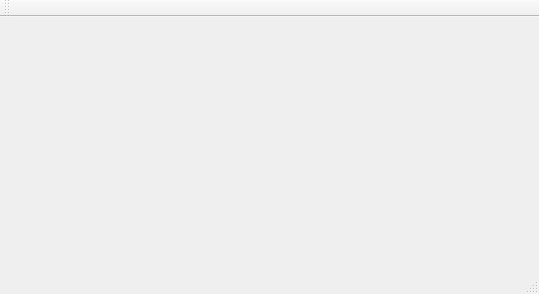
Old version of the form P_Soduko/mainwindow.ui in the repository MohamadAminA/Sudoku.
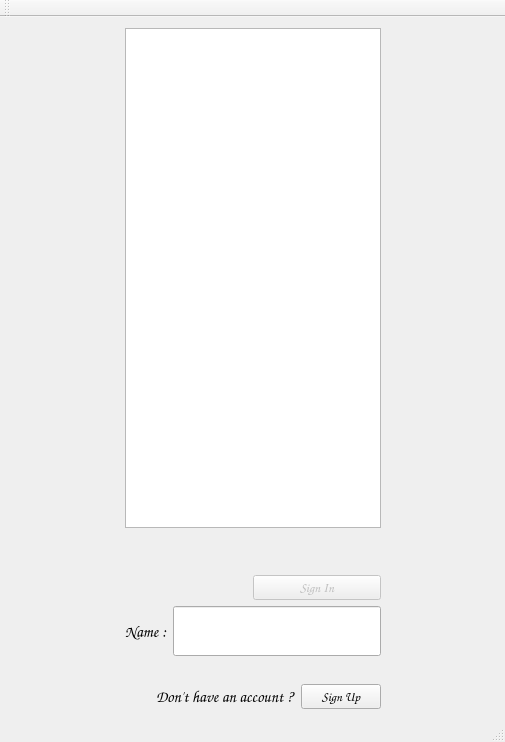
New version of the form.

```diff
--- a/P_Soduko/mainwindow.ui
+++ b/P_Soduko/mainwindow.ui
@@ -6,8 +6,8 @@
    <rect>
     <x>0</x>
     <y>0</y>
-    <width>539</width>
-    <height>294</height>
+    <width>505</width>
+    <height>742</height>
    </rect>
   </property>
   <property name="windowTitle">
@@ -16,7 +16,302 @@
   <property name="styleSheet">
    <string notr="true"/>
   </property>
-  <widget class="QWidget" name="centralWidget"/>
+  <widget class="QWidget" name="centralWidget">
+   <layout class="QVBoxLayout" name="verticalLayout">
+    <item>
+     <spacer name="verticalSpacer">
+      <property name="orientation">
+       <enum>Qt::Vertical</enum>
+      </property>
+      <property name="sizeType">
+       <enum>QSizePolicy::MinimumExpanding</enum>
+      </property>
+      <property name="sizeHint" stdset="0">
+       <size>
+        <width>20</width>
+        <height>0</height>
+       </size>
+      </property>
+     </spacer>
+    </item>
+    <item>
+     <layout class="QHBoxLayout" name="horizontalLayout_2">
+      <property name="leftMargin">
+       <number>0</number>
+      </property>
+      <property name="topMargin">
+       <number>0</number>
+      </property>
+      <property name="rightMargin">
+       <number>0</number>
+      </property>
+      <item>
+       <spacer name="horizontalSpacer">
+        <property name="orientation">
+         <enum>Qt::Horizontal</enum>
+        </property>
+        <property name="sizeType">
+         <enum>QSizePolicy::MinimumExpanding</enum>
+        </property>
+        <property name="sizeHint" stdset="0">
+         <size>
+          <width>0</width>
+          <height>20</height>
+         </size>
+        </property>
+       </spacer>
+      </item>
+      <item>
+       <layout class="QVBoxLayout" name="verticalLayout_3">
+        <property name="topMargin">
+         <number>0</number>
+        </property>
+        <item>
+         <widget class="QListWidget" name="listWidget_showAccount">
+          <property name="sizePolicy">
+           <sizepolicy hsizetype="Expanding" vsizetype="Expanding">
+            <horstretch>0</horstretch>
+            <verstretch>0</verstretch>
+           </sizepolicy>
+          </property>
+          <property name="minimumSize">
+           <size>
+            <width>0</width>
+            <height>500</height>
+           </size>
+          </property>
+          <property name="cursor" stdset="0">
+           <cursorShape>CrossCursor</cursorShape>
+          </property>
+         </widget>
+        </item>
+        <item>
+         <spacer name="verticalSpacer_3">
+          <property name="orientation">
+           <enum>Qt::Vertical</enum>
+          </property>
+          <property name="sizeHint" stdset="0">
+           <size>
+            <width>20</width>
+            <height>40</height>
+           </size>
+          </property>
+         </spacer>
+        </item>
+        <item>
+         <layout class="QHBoxLayout" name="horizontalLayout_4">
+          <property name="topMargin">
+           <number>20</number>
+          </property>
+          <item>
+           <spacer name="horizontalSpacer_3">
+            <property name="orientation">
+             <enum>Qt::Horizontal</enum>
+            </property>
+            <property name="sizeHint" stdset="0">
+             <size>
+              <width>40</width>
+              <height>20</height>
+             </size>
+            </property>
+           </spacer>
+          </item>
+          <item>
+           <widget class="QPushButton" name="pushButton_signIn">
+            <property name="enabled">
+             <bool>false</bool>
+            </property>
+            <property name="sizePolicy">
+             <sizepolicy hsizetype="Expanding" vsizetype="Expanding">
+              <horstretch>0</horstretch>
+              <verstretch>0</verstretch>
+             </sizepolicy>
+            </property>
+            <property name="maximumSize">
+             <size>
+              <width>100000</width>
+              <height>16777215</height>
+             </size>
+            </property>
+            <property name="font">
+             <font>
+              <family>Comic Sans MS</family>
+              <pointsize>10</pointsize>
+              <weight>75</weight>
+              <bold>true</bold>
+             </font>
+            </property>
+            <property name="cursor">
+             <cursorShape>PointingHandCursor</cursorShape>
+            </property>
+            <property name="text">
+             <string>Sign In</string>
+            </property>
+           </widget>
+          </item>
+         </layout>
+        </item>
+        <item>
+         <layout class="QHBoxLayout" name="horizontalLayout_5">
+          <property name="topMargin">
+           <number>0</number>
+          </property>
+          <item>
+           <widget class="QLabel" name="label_2">
+            <property name="font">
+             <font>
+              <family>Comic Sans MS</family>
+              <pointsize>12</pointsize>
+             </font>
+            </property>
+            <property name="text">
+             <string>Name :</string>
+            </property>
+            <property name="buddy">
+             <cstring>lineEdit_name</cstring>
+            </property>
+           </widget>
+          </item>
+          <item>
+           <widget class="QLineEdit" name="lineEdit_name">
+            <property name="sizePolicy">
+             <sizepolicy hsizetype="Expanding" vsizetype="Expanding">
+              <horstretch>0</horstretch>
+              <verstretch>0</verstretch>
+             </sizepolicy>
+            </property>
+            <property name="minimumSize">
+             <size>
+              <width>0</width>
+              <height>50</height>
+             </size>
+            </property>
+           </widget>
+          </item>
+         </layout>
+        </item>
+        <item>
+         <spacer name="verticalSpacer_4">
+          <property name="orientation">
+           <enum>Qt::Vertical</enum>
+          </property>
+          <property name="sizeType">
+           <enum>QSizePolicy::Expanding</enum>
+          </property>
+          <property name="sizeHint" stdset="0">
+           <size>
+            <width>20</width>
+            <height>40</height>
+           </size>
+          </property>
+         </spacer>
+        </item>
+        <item>
+         <layout class="QHBoxLayout" name="horizontalLayout_3">
+          <property name="topMargin">
+           <number>0</number>
+          </property>
+          <item>
+           <spacer name="horizontalSpacer_4">
+            <property name="orientation">
+             <enum>Qt::Horizontal</enum>
+            </property>
+            <property name="sizeHint" stdset="0">
+             <size>
+              <width>10</width>
+              <height>20</height>
+             </size>
+            </property>
+           </spacer>
+          </item>
+          <item>
+           <widget class="QLabel" name="label">
+            <property name="font">
+             <font>
+              <family>Comic Sans MS</family>
+              <pointsize>12</pointsize>
+              <weight>50</weight>
+              <bold>false</bold>
+             </font>
+            </property>
+            <property name="text">
+             <string>Don't have an account ?</string>
+            </property>
+            <property name="buddy">
+             <cstring>pushButton_newAccount</cstring>
+            </property>
+           </widget>
+          </item>
+          <item>
+           <widget class="QPushButton" name="pushButton_newAccount">
+            <property name="sizePolicy">
+             <sizepolicy hsizetype="Expanding" vsizetype="Expanding">
+              <horstretch>0</horstretch>
+              <verstretch>0</verstretch>
+             </sizepolicy>
+            </property>
+            <property name="maximumSize">
+             <size>
+              <width>100000</width>
+              <height>16777215</height>
+             </size>
+            </property>
+            <property name="font">
+             <font>
+              <family>Comic Sans MS</family>
+              <pointsize>10</pointsize>
+              <weight>75</weight>
+              <bold>true</bold>
+             </font>
+            </property>
+            <property name="cursor">
+             <cursorShape>PointingHandCursor</cursorShape>
+            </property>
+            <property name="text">
+             <string>Sign Up</string>
+            </property>
+           </widget>
+          </item>
+         </layout>
+        </item>
+       </layout>
+      </item>
+      <item>
+       <spacer name="horizontalSpacer_2">
+        <property name="orientation">
+         <enum>Qt::Horizontal</enum>
+        </property>
+        <property name="sizeType">
+         <enum>QSizePolicy::MinimumExpanding</enum>
+        </property>
+        <property name="sizeHint" stdset="0">
+         <size>
+          <width>0</width>
+          <height>20</height>
+         </size>
+        </property>
+       </spacer>
+      </item>
+     </layout>
+    </item>
+    <item>
+     <spacer name="verticalSpacer_2">
+      <property name="orientation">
+       <enum>Qt::Vertical</enum>
+      </property>
+      <property name="sizeType">
+       <enum>QSizePolicy::MinimumExpanding</enum>
+      </property>
+      <property name="sizeHint" stdset="0">
+       <size>
+        <width>20</width>
+        <height>0</height>
+       </size>
+      </property>
+     </spacer>
+    </item>
+   </layout>
+  </widget>
   <widget class="QMenuBar" name="menuBar">
    <property name="geometry">
     <rect>
```
Left out of the diff: 2 changed lines with no effect on the pictures.
